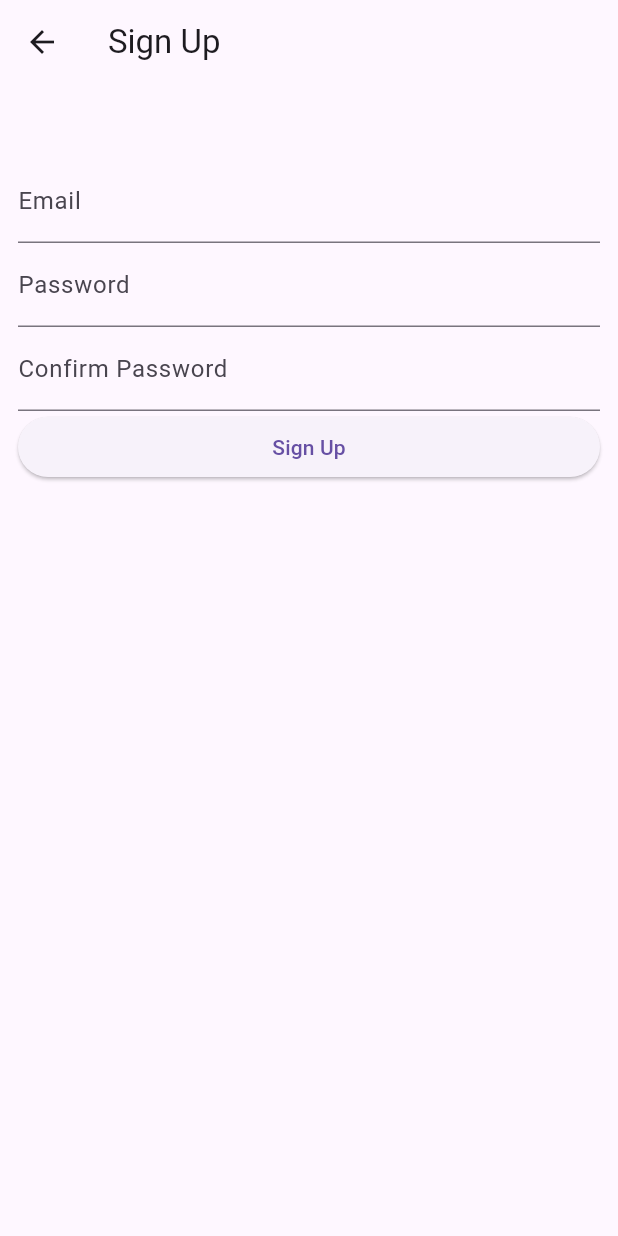
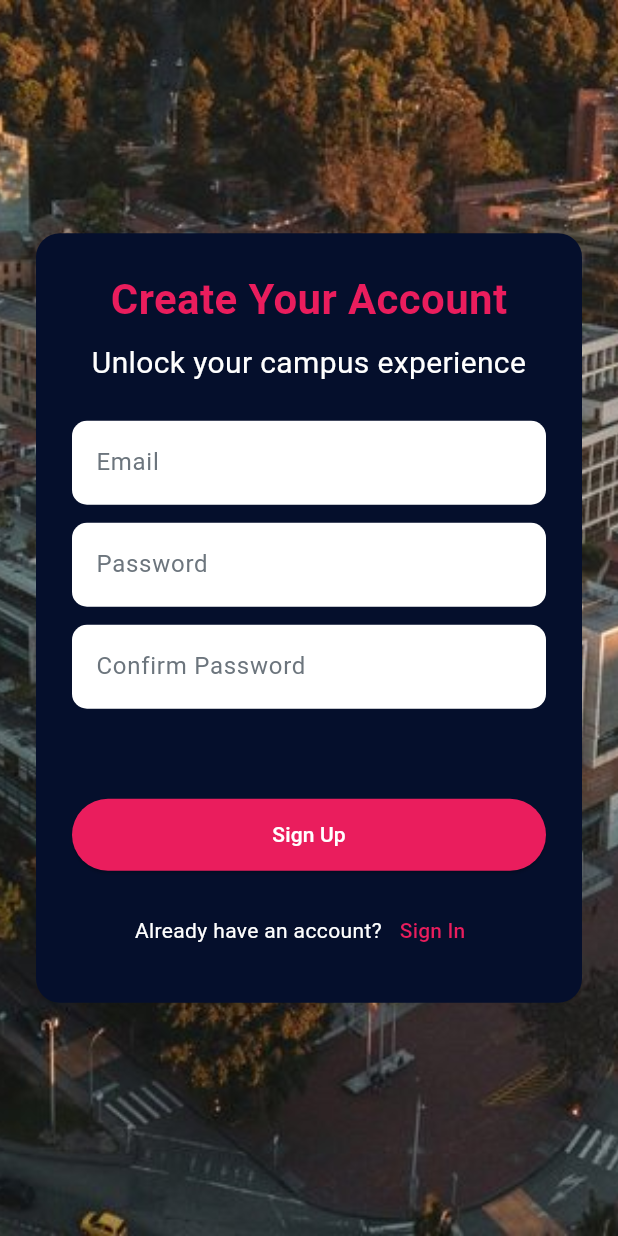
Before and after one commit to ISIS3510-G12/Dart-G12, a Flutter app: the screen it shows after launch, after a tap on "Sign Up", on a phone screen of 412 x 824 dp. Run offline on Flutter 3.47's test engine with Material 3 defaults, Android fonts, the phone set to English and light mode, and no system bars; our stand-ins replace supabase_flutter; accounts and stored records are empty; network calls fail.

Commit message:
Refactor registration page UI and enhance input field styles

```diff
--- a/lib/views/login_page.dart
+++ b/lib/views/login_page.dart
@@ -91,7 +91,7 @@ class _LoginPageState extends State<LoginPage> {
                         hintText: "Email",
                         hintStyle: TextStyle(color: Color(0xFF6C757D)),
                         border: OutlineInputBorder(
-                          borderRadius: BorderRadius.circular(8),
+                          borderRadius: BorderRadius.circular(10),
                           borderSide: BorderSide.none,
                         ),
                       ),
@@ -109,7 +109,7 @@ class _LoginPageState extends State<LoginPage> {
                         hintText: "Password",
                         hintStyle: TextStyle(color: Color(0xFF6C757D)),
                         border: OutlineInputBorder(
-                          borderRadius: BorderRadius.circular(8),
+                          borderRadius: BorderRadius.circular(10),
                           borderSide: BorderSide.none,
                         ),
                       ),
@@ -135,7 +135,7 @@ class _LoginPageState extends State<LoginPage> {
                           backgroundColor: Color(0xFFEA1D5D),
                           padding: const EdgeInsets.symmetric(vertical: 14),
                           shape: RoundedRectangleBorder(
-                            borderRadius: BorderRadius.circular(8),
+                            borderRadius: BorderRadius.circular(56),
                           ),
                         ),
                         child: const Text("Sign In",
--- a/lib/views/register_page.dart
+++ b/lib/views/register_page.dart
@@ -1,5 +1,5 @@
+import 'package:flutter/material.dart';
 import 'package:dart_g12/data/services/auth_service.dart';
-import 'package:flutter/material.dart';
 
 class RegisterPage extends StatefulWidget {
   const RegisterPage({super.key});
@@ -9,36 +9,24 @@ class RegisterPage extends StatefulWidget {
 }
 
 class _RegisterPageState extends State<RegisterPage> {
-  // get auth service
   final authService = AuthService();
-
-  // text controllers
   final _emailController = TextEditingController();
   final _passwordController = TextEditingController();
   final _confirmPasswordController = TextEditingController();
 
-  //sign up botton pressed
-
   void signUp() async {
-    //prepare data
     final email = _emailController.text;
     final password = _passwordController.text;
     final confirmPassword = _confirmPasswordController.text;
 
-    //check that passwords match
-
     if (password != confirmPassword) {
       ScaffoldMessenger.of(context)
-          .showSnackBar(const SnackBar(content: Text("Password don't match")));
+          .showSnackBar(const SnackBar(content: Text("Passwords don't match")));
       return;
     }
 
-    // attempt sign up
-
     try {
       await authService.signUpWithEmailPassword(email, password);
-
-      // pop register page
       Navigator.pop(context);
     } catch (e) {
       if (mounted) {
@@ -48,37 +36,127 @@ class _RegisterPageState extends State<RegisterPage> {
     }
   }
 
-  //BUILD UI
   @override
   Widget build(BuildContext context) {
     return Scaffold(
-      appBar: AppBar(
-        title: const Text("Sign Up"),
+      body: Stack(
+        children: [
+          Positioned.fill(
+            child: Image.asset(
+              "assets/images/andes.jpg",
+              fit: BoxFit.cover,
             ),
-      body: ListView(
-        padding: EdgeInsets.symmetric(horizontal: 12, vertical: 50),
+          ),
+          Center(
+            child: Padding(
+              padding: const EdgeInsets.symmetric(horizontal: 24),
+              child: Container(
+                padding: const EdgeInsets.all(24),
+                decoration: BoxDecoration(
+                  color: const Color(0xFF050F2C),
+                  borderRadius: BorderRadius.circular(16),
+                ),
+                child: Column(
+                  mainAxisSize: MainAxisSize.min,
                   children: [
-          //Email
+                    const Text(
+                      "Create Your Account",
+                      style: TextStyle(
+                        fontSize: 28,
+                        fontWeight: FontWeight.bold,
+                        color: Color(0xFFEA1D5D),
+                      ),
+                    ),
+                    const SizedBox(height: 8),
+                    const Text(
+                      "Unlock your campus experience",
+                      textAlign: TextAlign.center,
+                      style: TextStyle(
+                        fontSize: 20,
+                        color: Colors.white,
+                      ),
+                    ),
+                    const SizedBox(height: 24),
                     TextField(
                       controller: _emailController,
-              decoration: const InputDecoration(labelText: "Email")),
-
-          //Password
+                      style: const TextStyle(color: Colors.black),
+                      decoration: InputDecoration(
+                        filled: true,
+                        fillColor: Colors.white,
+                        hintText: "Email",
+                        hintStyle: const TextStyle(color: Color(0xFF6C757D)),
+                        border: OutlineInputBorder(
+                          borderRadius: BorderRadius.circular(10),
+                          borderSide: BorderSide.none,
+                        ),
+                      ),
+                    ),
+                    const SizedBox(height: 12),
                     TextField(
                       controller: _passwordController,
-              decoration: const InputDecoration(labelText: "Password"),
-              obscureText: true),
-
-          // Confirm Password
+                      obscureText: true,
+                      style: const TextStyle(color: Colors.black),
+                      decoration: InputDecoration(
+                        filled: true,
+                        fillColor: Colors.white,
+                        hintText: "Password",
+                        hintStyle: const TextStyle(color: Color(0xFF6C757D)),
+                        border: OutlineInputBorder(
+                          borderRadius: BorderRadius.circular(10),
+                          borderSide: BorderSide.none,
+                        ),
+                      ),
+                    ),
+                    const SizedBox(height: 12),
                     TextField(
                       controller: _confirmPasswordController,
-              decoration: const InputDecoration(labelText: "Confirm Password"),
-              obscureText: true),
-
-          //Button
-          ElevatedButton(onPressed: signUp, child: const Text("Sign Up")),
-
-          const SizedBox(height: 12),
+                      obscureText: true,
+                      style: const TextStyle(color: Colors.black),
+                      decoration: InputDecoration(
+                        filled: true,
+                        fillColor: Colors.white,
+                        hintText: "Confirm Password",
+                        hintStyle: const TextStyle(color: Color(0xFF6C757D)),
+                        border: OutlineInputBorder(
+                          borderRadius: BorderRadius.circular(10),
+                          borderSide: BorderSide.none,
+                        ),
+                      ),
+                    ),
+                    const SizedBox(height: 60),
+                    SizedBox(
+                      width: double.infinity,
+                      child: ElevatedButton(
+                        onPressed: signUp,
+                        style: ElevatedButton.styleFrom(
+                          backgroundColor: const Color(0xFFEA1D5D),
+                          padding: const EdgeInsets.symmetric(vertical: 14),
+                          shape: RoundedRectangleBorder(
+                            borderRadius: BorderRadius.circular(56),
+                          ),
+                        ),
+                        child: const Text("Sign Up",
+                            style: TextStyle(color: Colors.white)),
+                      ),
+                    ),
+                    const SizedBox(height: 16),
+                    Row(
+                      mainAxisAlignment: MainAxisAlignment.center,
+                      children: [
+                        const Text("Already have an account?",
+                            style: TextStyle(color: Colors.white)),
+                        TextButton(
+                          onPressed: () => Navigator.pop(context),
+                          child: const Text("Sign In",
+                              style: TextStyle(color: Color(0xFFEA1D5D))),
+                        ),
+                      ],
+                    ),
+                  ],
+                ),
+              ),
+            ),
+          ),
         ],
       ),
     );
```
Also changed, not shown: lib/data/services/auth_service.dart (line endings or trailing spaces). Lines whose indentation alone changed are shown as unchanged.
